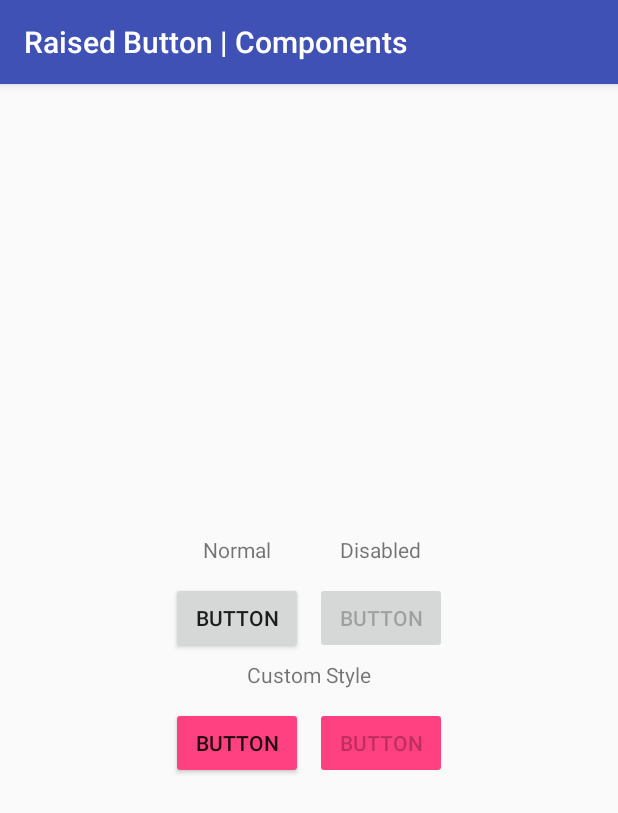
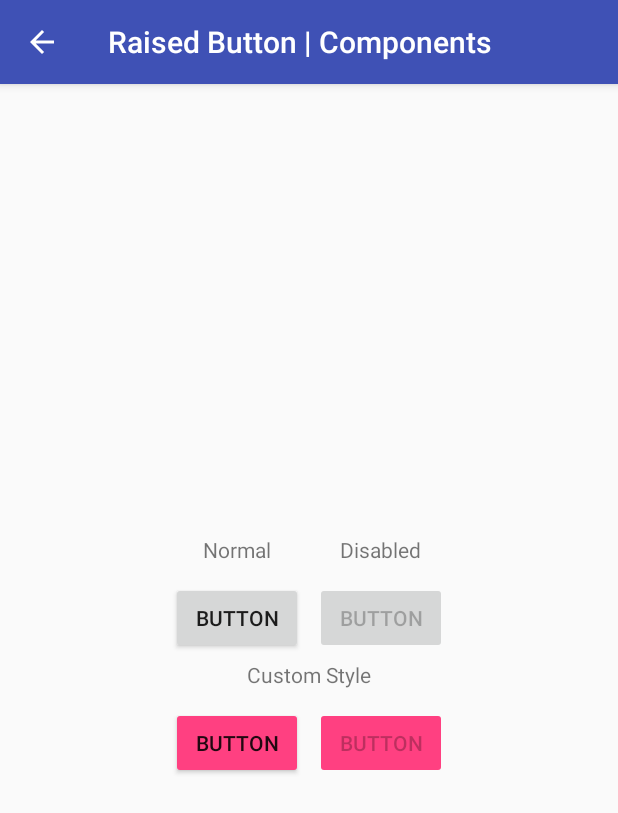
Before and after one commit to Chan4077/android-examples, an Android app: the ComponentsRaisedButtonActivity screen opened directly, with no data from a screen before it, on a phone screen of 412 x 824 dp. Shown: the top 813 px of the screen. Run offline under Robolectric (Android 15) with nearby library versions, the phone set to English and light mode, and no system bars; 2 statements that could not run were skipped.

```diff
--- a/AndroidExamples/app/src/main/java/com/edricchan/androidexamples/ui/components/ComponentsRaisedButtonActivity.java
+++ b/AndroidExamples/app/src/main/java/com/edricchan/androidexamples/ui/components/ComponentsRaisedButtonActivity.java
@@ -5,17 +5,18 @@ import android.content.Intent;
 import android.os.Bundle;
 import androidx.annotation.NonNull;
 import androidx.appcompat.app.AppCompatActivity;
+
+import com.edricchan.androidexamples.ExampleActivity;
 import com.edricchan.androidexamples.R;
 
-public class ComponentsRaisedButtonActivity extends AppCompatActivity {
+public class ComponentsRaisedButtonActivity extends ExampleActivity {
 	public static void start(@NonNull Activity activity) {
 		Intent intent = new Intent(activity, ComponentsRaisedButtonActivity.class);
 		activity.startActivity(intent);
 	}
 
 	@Override
-	protected void onCreate(Bundle savedInstanceState) {
-		super.onCreate(savedInstanceState);
-		setContentView(R.layout.activity_components_raised_button);
+	public int getLayoutRes() {
+		return R.layout.activity_components_raised_button;
 	}
 }
```
